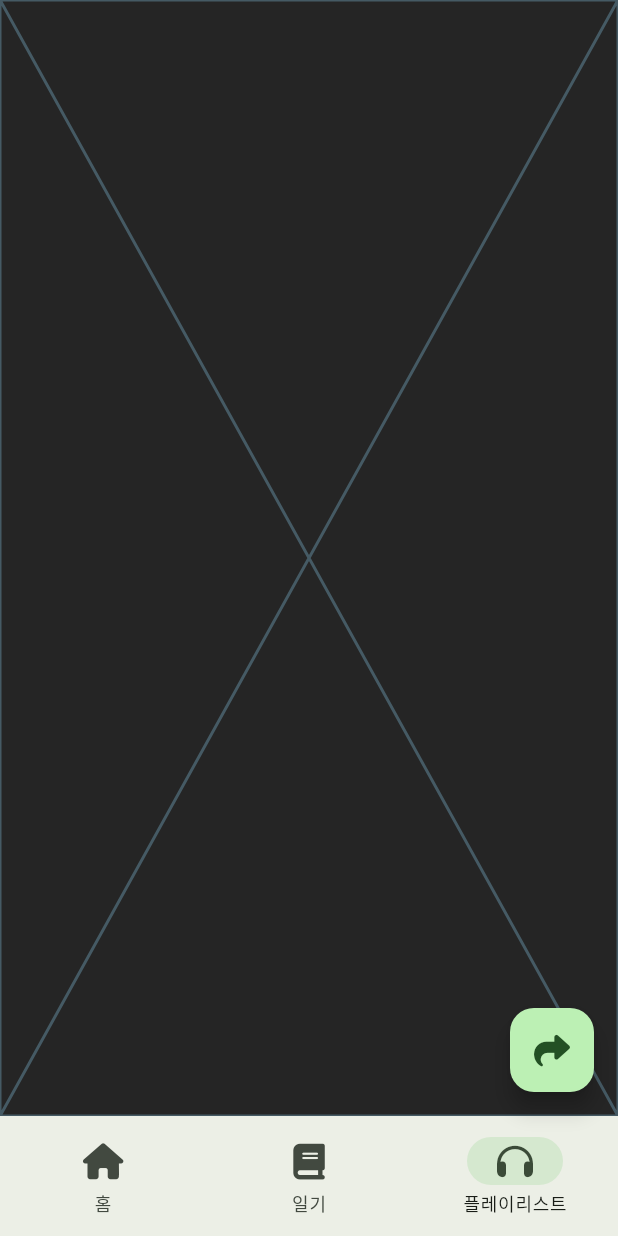
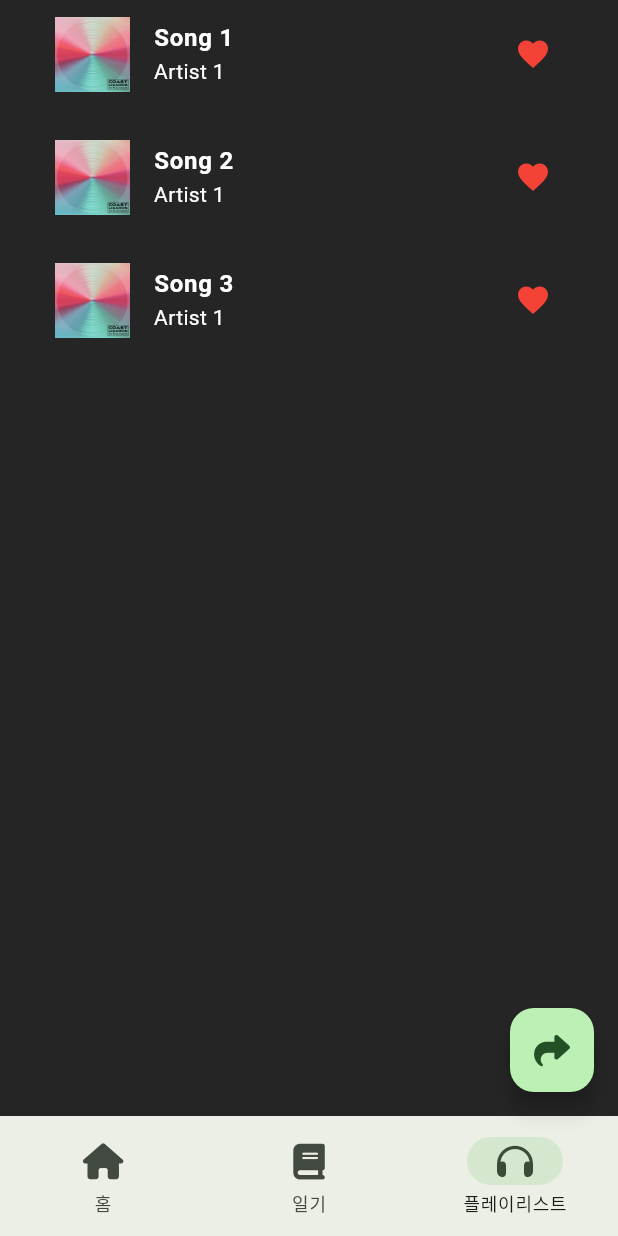
Before and after one commit to boridosa/emolist, a Flutter app: the screen it shows after launch, item 3 of the bottom bar chosen, on a phone screen of 412 x 824 dp. Run offline on Flutter 3.47's test engine with Material 3 defaults, Android fonts, the phone set to English and light mode, and no system bars; our stand-ins replace font_awesome_flutter, go_router.

Commit message:
✨ add feature to display playlist

```diff
--- a/lib/src/screens/playlist_screen.dart
+++ b/lib/src/screens/playlist_screen.dart
@@ -1,10 +1,64 @@
+import 'package:emolist/src/models/track_model.dart';
+import 'package:emolist/widgets/track_widget.dart';
 import 'package:flutter/material.dart';
 
 class PlaylistScreen extends StatelessWidget {
-  const PlaylistScreen({super.key});
+  final List<TrackModel> dummytracks;
+
+  // ignore: use_super_parameters
+  const PlaylistScreen({Key? key})
+      : dummytracks = const [
+          TrackModel(
+            id: '1',
+            title: 'Song 1',
+            artists: ['Artist 1'],
+            cover: 'assets/images/trackImage.png',
+            liked: true,
+          ),
+          TrackModel(
+            id: '2',
+            title: 'Song 2',
+            artists: ['Artist 1'],
+            cover: 'assets/images/trackImage.png',
+            liked: true,
+          ),
+          TrackModel(
+            id: '3',
+            title: 'Song 3',
+            artists: ['Artist 1'],
+            cover: 'assets/images/trackImage.png',
+            liked: true,
+          ),
+        ],
+        super(key: key);
 
   @override
   Widget build(BuildContext context) {
-    return const Placeholder();
+    return Scaffold(
+      body: Column(
+        children: [
+          Expanded(child: makeTrackList(dummytracks)),
+        ],
+      ),
+    );
+  }
+
+  ListView makeTrackList(List<TrackModel> tracks) {
+    return ListView.separated(
+      scrollDirection: Axis.vertical,
+      itemCount: tracks.length,
+      itemBuilder: (context, index) {
+        var track = tracks[index];
+        return Track(
+            id: track.id,
+            title: track.title,
+            artists: track.artists,
+            cover: track.cover,
+            liked: track.liked);
+      },
+      separatorBuilder: (context, index) => const SizedBox(
+        height: 10,
+      ),
+    );
   }
 }
```
